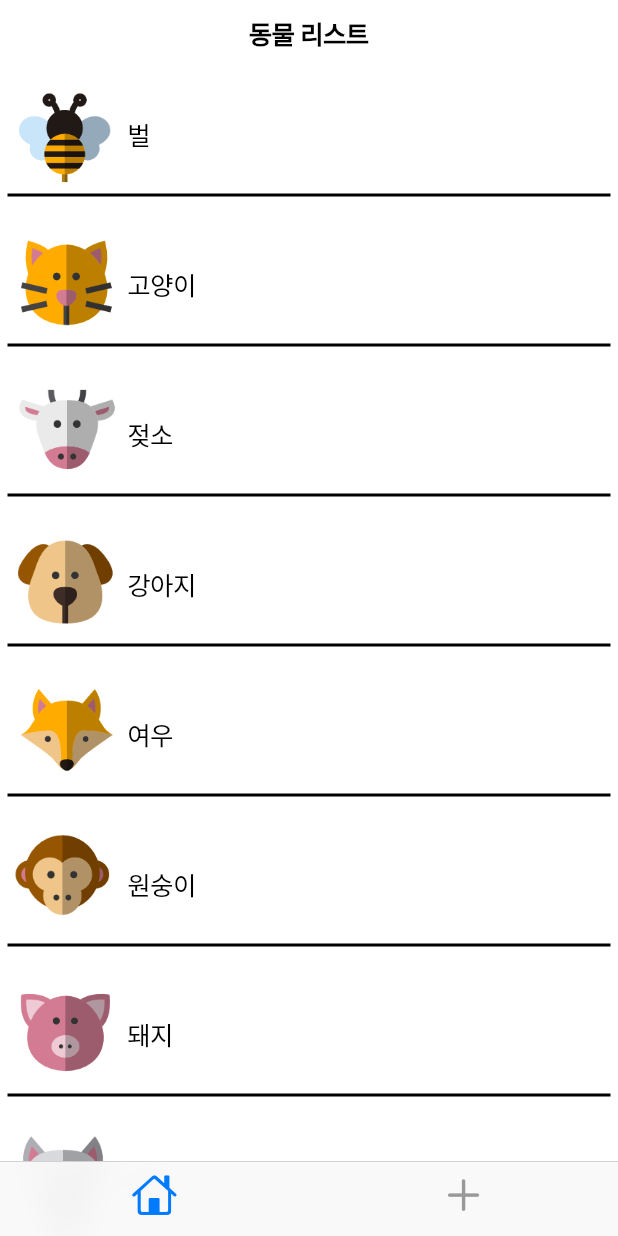
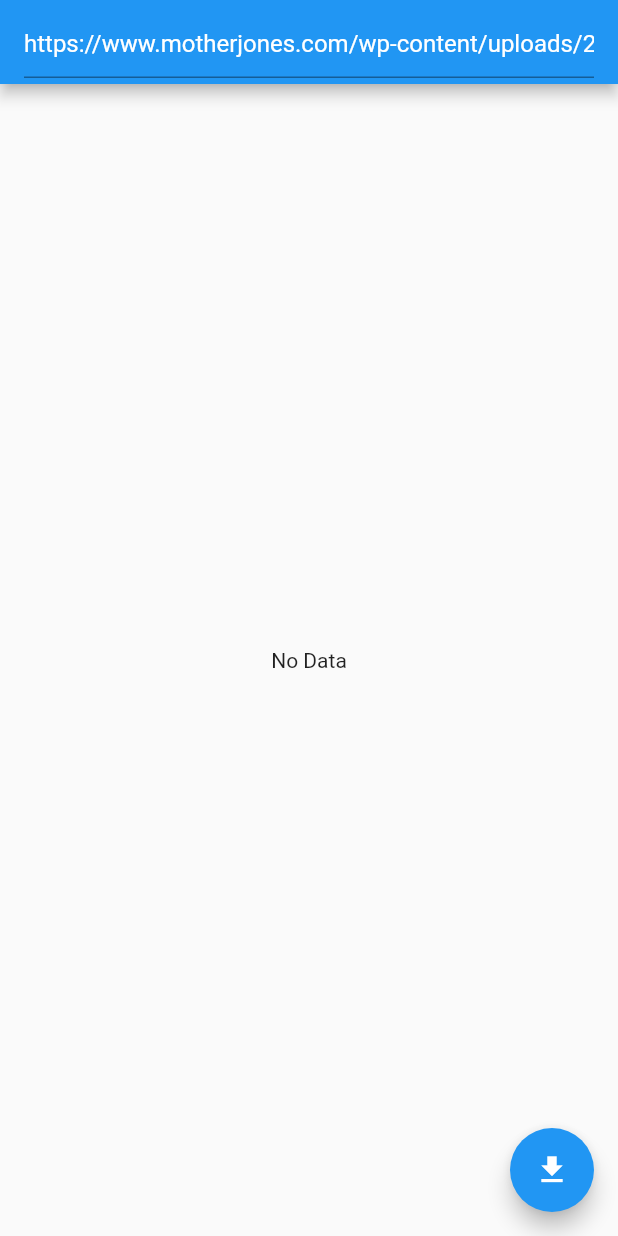
Before and after one commit to reumii/first_flutter_app, a Flutter app: the screen it shows after launch, on a phone screen of 412 x 824 dp. Run offline on Flutter 3.47's test engine with Material 2 defaults, Android fonts, the phone set to English and light mode, and no system bars; our stand-ins replace dio.

Commit message:
ch7. 네트워크 통신

```diff
--- /dev/null
+++ b/lib/largeFileMain.dart
@@ -0,0 +1,125 @@
+import 'package:flutter/material.dart';
+import 'package:dio/dio.dart';
+import 'package:path_provider/path_provider.dart';
+import 'dart:io';
+
+class LargeFileMain extends StatefulWidget{
+  @override
+  State<StatefulWidget> createState() => _LargeFileMain();
+}
+
+class _LargeFileMain extends State<LargeFileMain>{
+  final imgUrl = 'https://images.pexels.com/photos/240040/pexels-photo-240040.jpeg?auto=compress';
+  bool downloading = false;
+  var progressString = "";
+  String file = "";
+  TextEditingController? _editingController;
+
+  @override
+  void initState(){
+    super.initState();
+    _editingController = new TextEditingController(text: 'https://www.motherjones.com/wp-content/uploads/2019/12/Getty121719.jpg?w=1200&h=630&crop=1');
+  }
+
+  @override
+  Widget build(BuildContext context){
+    return Scaffold(
+      appBar: AppBar(
+        title : TextField(
+          controller: _editingController,
+          style: TextStyle(color: Colors.white),
+          keyboardType: TextInputType.text,
+          decoration: InputDecoration(hintText: 'url 입력하세요'),
+        ),
+      ),
+      body: Center(
+        child: downloading
+            ? Container(
+            height:120.0,
+            width: 200.0,
+            child: Card(
+              color: Colors.black,
+              child: Column(
+                mainAxisAlignment: MainAxisAlignment.center,
+                children: <Widget>[
+                  CircularProgressIndicator(),
+                  SizedBox(),
+                  Text(
+                    'Downloading File: $progressString',
+                    style:TextStyle(color:Colors.white),
+                  )
+                ],
+              ),
+            ),
+          )
+          : FutureBuilder(
+          builder: (context, snapshot) {
+            switch (snapshot.connectionState) {
+              case ConnectionState.none:
+                print('none');
+                return Text('데이터 없음');
+              case ConnectionState.waiting:
+                print('waiting');
+                return CircularProgressIndicator();
+              case ConnectionState.active:
+                print('active');
+                return CircularProgressIndicator();
+              case ConnectionState.done:
+                print('done');
+                if (snapshot.hasData) {
+                  return snapshot.data as Widget;
+                }
+            }
+            print('end process');
+            return Text('데이터 없음');
+          },
+          future: downloadWidget(file),
+        )
+      ),
+        floatingActionButton: FloatingActionButton(
+          onPressed:(){
+            downloadFile();
+          },
+          child: Icon(Icons.file_download),
+        ),
+    );
+  }
+
+  Future<void> downloadFile() async {
+    Dio dio = Dio();
+    try {
+      var dir = await getApplicationDocumentsDirectory();
+      await dio.download(_editingController!.value.text, '${dir.path}/myimage.jpg',
+          onReceiveProgress: (rec, total) {
+            print('Rec: $rec , Total: $total');
+            file = '${dir.path}/myimage.jpg';
+            setState(() {
+              downloading = true;
+              progressString = ((rec / total) * 100).toStringAsFixed(0) + '%';
+            });
+          });
+    } catch (e) {
+      print(e);
+    }
+    setState(() {
+      downloading = false;
+      progressString = 'Completed';
+    });
+    print('Download completed');
+  }
+
+  Future<Widget> downloadWidget(String filePath) async {
+    File file = File(filePath);
+    bool exist = await file.exists();
+    new FileImage(file).evict();
+    if (exist) {
+      return Center(
+        child: Column(
+          children: <Widget>[Image.file(file)],
+        ),
+      );
+    } else {
+      return Text('No Data');
+    }
+  }
+}
--- a/pubspec.yaml
+++ b/pubspec.yaml
@@ -34,6 +34,9 @@ dependencies:
   # The following adds the Cupertino Icons font to your application.
   # Use with the CupertinoIcons class for iOS style icons.
   cupertino_icons: ^1.0.2
+  http: ^0.13.4
+  dio: ^4.0.0
+  path_provider:  ^2.0.2
 
 dev_dependencies:
   flutter_test:
```
Also changed, not shown: lib/main.dart (+113 -5 lines), pubspec.lock.
